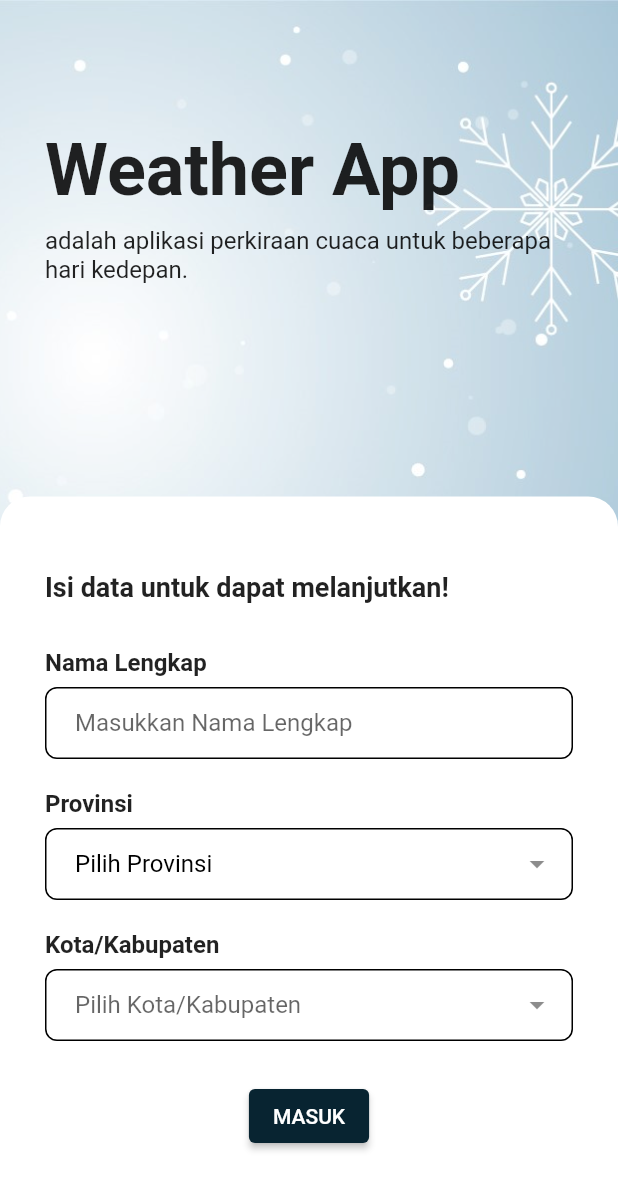
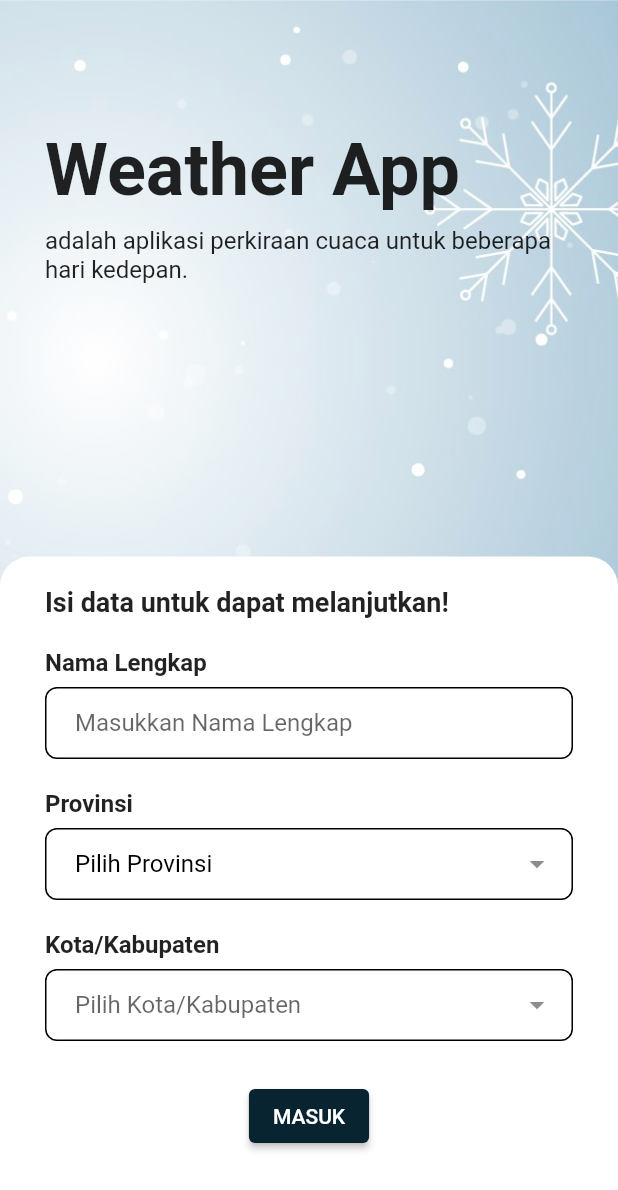
Before and after one commit to nugroh03/weatherapp, a Flutter app: the screen it shows after launch, on a phone screen of 412 x 824 dp. Shown: the top 1190 px of the screen. Run offline on Flutter 3.47's test engine with Material 2 defaults, Android fonts, the phone set to English and light mode, and no system bars; our stand-ins replace connectivity, substring_highlight.

Commit message:
.lastcheck

```diff
--- a/lib/pages/first_page.dart
+++ b/lib/pages/first_page.dart
@@ -551,7 +551,7 @@
                           crossAxisAlignment: CrossAxisAlignment.start,
                           children: [
                             SizedBox(
-                              height: 50,
+                              height: 20,
                             ),
                             Container(
                               child: Text(
@@ -561,7 +561,7 @@
                               ),
                             ),
                             SizedBox(
-                              height: 30,
+                              height: 20,
                             ),
                             inputlogin(),
                             SizedBox(
--- a/lib/pages/second_page.dart
+++ b/lib/pages/second_page.dart
@@ -251,7 +251,7 @@
                             mainAxisAlignment: MainAxisAlignment.end,
                             children: [
                               Text(tempCelcius!,
-                                  style: TextStyle(fontSize: 60)),
+                                  style: TextStyle(fontSize: 55)),
                               SizedBox(
                                 width: 5,
                               ),
@@ -284,7 +284,7 @@
             ),
             Container(
               margin: EdgeInsets.only(right: 30),
-              width: 150,
+              width: 120,
               height: 140,
               child: Column(
                 mainAxisAlignment: MainAxisAlignment.end,
```
